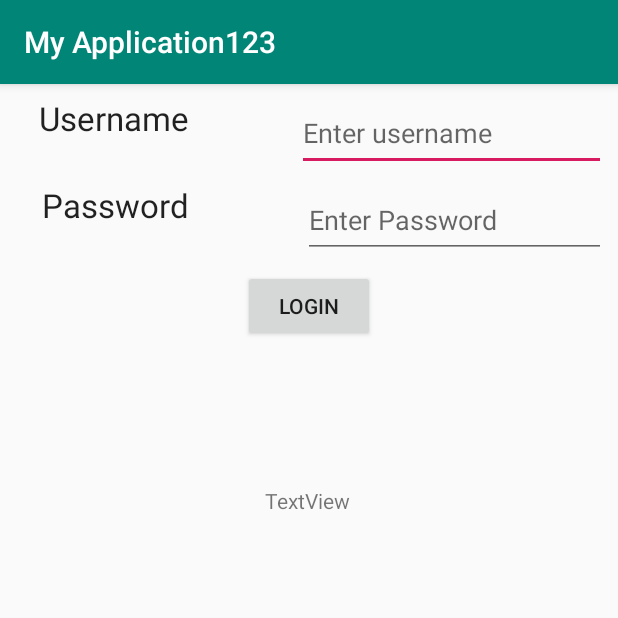
After one commit to dedinededin/android-java-trainings, an Android app: the SecondActivity screen opened directly, with no data from a screen before it, on a phone screen of 412 x 824 dp, the top half of it. The commit adds this screen. Run offline under Robolectric (Android 15) with nearby library versions, the phone set to English and light mode, and no system bars; our stand-ins replace Volley.

Commit message:
Login Screen implementation

```diff
--- a/app/build.gradle
+++ b/app/build.gradle
@@ -20,6 +20,7 @@ android {
 }
 
 dependencies {
+    compile 'com.android.volley:volley:1.1.1'
     implementation fileTree(dir: 'libs', include: ['*.jar'])
     implementation 'com.android.support:appcompat-v7:28.0.0'
     implementation 'com.android.support.constraint:constraint-layout:1.1.3'
--- /dev/null
+++ b/app/src/main/java/com/example/myapplication/SecondActivity.java
@@ -0,0 +1,79 @@
+package com.example.myapplication;
+
+import android.support.v7.app.AppCompatActivity;
+import android.os.Bundle;
+import android.view.View;
+import android.widget.Button;
+import android.widget.EditText;
+import android.widget.TextView;
+import android.widget.Toast;
+
+import com.android.volley.Request;
+import com.android.volley.RequestQueue;
+import com.android.volley.Response;
+import com.android.volley.VolleyError;
+import com.android.volley.toolbox.StringRequest;
+import com.android.volley.toolbox.Volley;
+
+public class SecondActivity extends AppCompatActivity {
+
+    private static EditText usernameEditText;
+    private static EditText passwordEditText;
+    private static Button loginButton;
+    private static TextView result;
+
+    @Override
+    protected void onCreate(Bundle savedInstanceState) {
+        super.onCreate(savedInstanceState);
+        setContentView(R.layout.activity_second);
+        loginButtonListener();
+    }
+
+    public void loginButtonListener() {
+        usernameEditText = findViewById(R.id.usernameEditText);
+        passwordEditText = findViewById(R.id.passwordEditText);
+
+        loginButton = findViewById(R.id.loginButton);
+
+        loginButton.setOnClickListener(new View.OnClickListener() {
+            @Override
+            public void onClick(View v) {
+
+                sendRequest();
+
+
+                if (usernameEditText.getText().toString().equals("admin") &&
+                        passwordEditText.getText().toString().equals("password")
+                ) {
+                    Toast.makeText(getApplicationContext(), "You successfully logged in.", Toast.LENGTH_LONG).show();
+                }
+            }
+        });
+    }
+
+    private void sendRequest() {
+        result = findViewById(R.id.result);
+        // Instantiate the RequestQueue.
+        RequestQueue queue = Volley.newRequestQueue(this);
+        String url = "http://www.google.com";
+
+        // Request a string response from the provided URL.
+        StringRequest stringRequest = new StringRequest(Request.Method.GET, url,
+                new Response.Listener<String>() {
+                    @Override
+                    public void onResponse(String response) {
+                        // Display the first 500 characters of the response string.
+
+                        result.setText("Response is: " + response);
+                    }
+                }, new Response.ErrorListener() {
+            @Override
+            public void onErrorResponse(VolleyError error) {
+                result.setText("That didn't work!");
+            }
+        });
+
+// Add the request to the RequestQueue.
+        queue.add(stringRequest);
+    }
+}
--- /dev/null
+++ b/app/src/main/res/layout/activity_second.xml
@@ -0,0 +1,94 @@
+<?xml version="1.0" encoding="utf-8"?>
+<android.support.constraint.ConstraintLayout
+    xmlns:android="http://schemas.android.com/apk/res/android"
+    xmlns:app="http://schemas.android.com/apk/res-auto"
+    xmlns:tools="http://schemas.android.com/tools"
+    android:layout_width="match_parent"
+    android:layout_height="match_parent">
+
+    <TextView
+        android:id="@+id/usernameTextView"
+        android:layout_width="146dp"
+        android:layout_height="50dp"
+        android:layout_marginStart="8dp"
+        android:layout_marginLeft="8dp"
+        android:layout_marginTop="8dp"
+        android:layout_marginEnd="8dp"
+        android:layout_marginRight="8dp"
+        android:text="Username"
+        android:textAppearance="@style/TextAppearance.AppCompat.Large"
+        app:layout_constraintEnd_toStartOf="@+id/usernameEditText"
+        app:layout_constraintStart_toStartOf="parent"
+        app:layout_constraintTop_toTopOf="parent" />
+
+    <TextView
+        android:id="@+id/passwordTextView"
+        android:layout_width="146dp"
+        android:layout_height="50dp"
+        android:layout_marginStart="8dp"
+        android:layout_marginLeft="8dp"
+        android:layout_marginTop="8dp"
+        android:layout_marginEnd="8dp"
+        android:layout_marginRight="8dp"
+        android:text="Password"
+        android:textAppearance="@style/TextAppearance.AppCompat.Large"
+        app:layout_constraintEnd_toStartOf="@+id/passwordEditText"
+        app:layout_constraintStart_toStartOf="parent"
+        app:layout_constraintTop_toBottomOf="@+id/usernameTextView" />
+
+    <EditText
+        android:id="@+id/usernameEditText"
+        android:layout_width="206dp"
+        android:layout_height="50dp"
+        android:layout_marginTop="8dp"
+        android:layout_marginEnd="8dp"
+        android:layout_marginRight="8dp"
+        android:ems="10"
+        android:hint="Enter username"
+        android:inputType="textPersonName"
+        app:layout_constraintEnd_toEndOf="parent"
+        app:layout_constraintTop_toTopOf="parent" />
+
+    <EditText
+        android:id="@+id/passwordEditText"
+        android:layout_width="202dp"
+        android:layout_height="50dp"
+        android:layout_marginTop="8dp"
+        android:layout_marginEnd="8dp"
+        android:layout_marginRight="8dp"
+        android:ems="10"
+        android:hint="Enter Password"
+        android:inputType="textPassword"
+        app:layout_constraintEnd_toEndOf="parent"
+        app:layout_constraintTop_toBottomOf="@+id/usernameEditText" />
+
+    <Button
+        android:id="@+id/loginButton"
+        android:layout_width="wrap_content"
+        android:layout_height="wrap_content"
+        android:layout_marginStart="8dp"
+        android:layout_marginLeft="8dp"
+        android:layout_marginTop="8dp"
+        android:layout_marginEnd="8dp"
+        android:layout_marginRight="8dp"
+        android:text="Login"
+        app:layout_constraintEnd_toEndOf="parent"
+        app:layout_constraintStart_toStartOf="parent"
+        app:layout_constraintTop_toBottomOf="@+id/passwordTextView" />
+
+    <TextView
+        android:id="@+id/result"
+        android:layout_width="wrap_content"
+        android:layout_height="wrap_content"
+        android:layout_marginStart="8dp"
+        android:layout_marginLeft="8dp"
+        android:layout_marginTop="96dp"
+        android:layout_marginEnd="8dp"
+        android:layout_marginRight="8dp"
+        android:text="TextView"
+        app:layout_constraintEnd_toEndOf="parent"
+        app:layout_constraintHorizontal_bias="0.498"
+        app:layout_constraintStart_toStartOf="parent"
+        app:layout_constraintTop_toBottomOf="@+id/loginButton" />
+
+</android.support.constraint.ConstraintLayout>
--- a/app/src/main/res/values/strings.xml
+++ b/app/src/main/res/values/strings.xml
@@ -1,3 +1,4 @@
 <resources>
-    <string name="app_name">My Application</string>
+    <string name="app_name">My Application123</string>
+    <string name="open_second_activity">Open Second Activity</string>
 </resources>
--- a/build.gradle
+++ b/build.gradle
@@ -8,7 +8,6 @@ buildscript {
     }
     dependencies {
         classpath 'com.android.tools.build:gradle:3.2.1'
-
         // NOTE: Do not place your application dependencies here; they belong
         // in the individual module build.gradle files
     }
```
Also changed, not shown: app/src/main/AndroidManifest.xml (+8 -0 lines), app/src/main/java/com/example/myapplication/MainActivity.java (+22 -4 lines), app/src/main/res/layout/activity_main.xml (+55 -15 lines).
